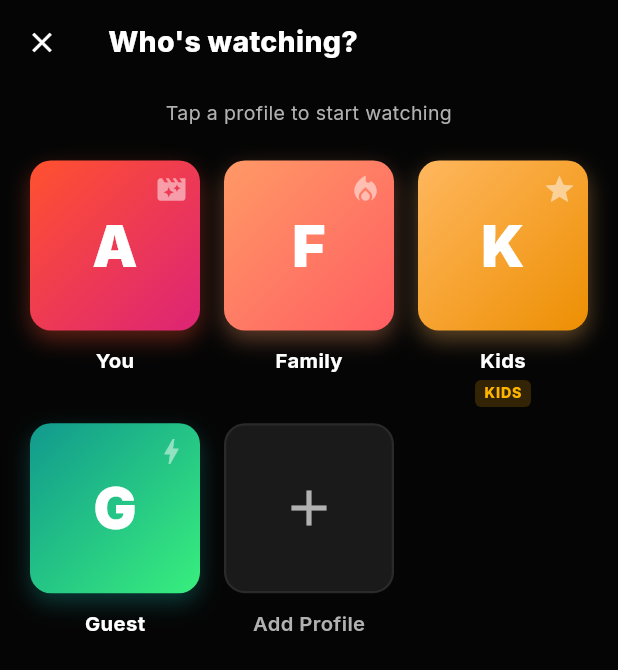
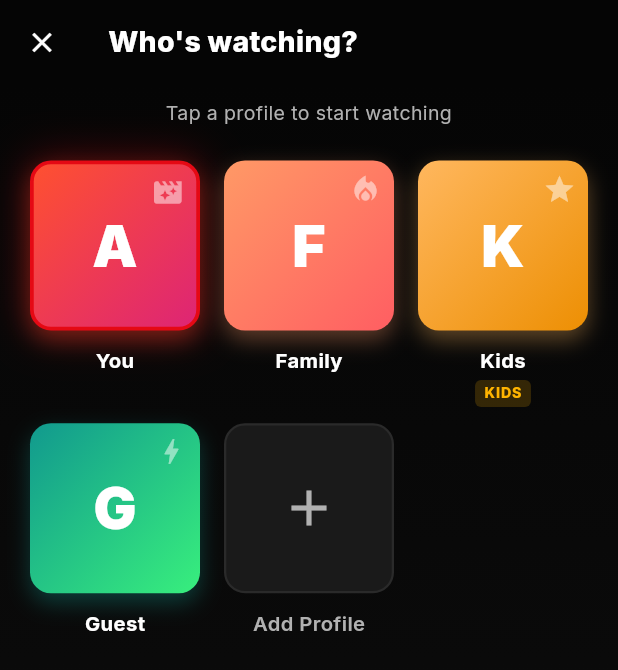
Before and after one commit to dvscvjwer/ssdff, a Flutter app: the ProfileSelectorScreen screen opened directly, on a phone screen of 412 x 824 dp. Shown: the top 670 px of the screen. Run offline on Flutter 3.47's test engine with Material 3 defaults, Android fonts, the phone set to English and light mode, and no system bars; our stand-ins replace cached_network_image, google_fonts, image_picker, shared_preferences, video_player; accounts and stored records are empty; network calls fail.

Commit message:
Redesign: profile_selector_screen.dart

```diff
--- a/lib/screens/profile_selector_screen.dart
+++ b/lib/screens/profile_selector_screen.dart
@@ -1,3 +1,7 @@
+// ─────────────────────────────────────────────────────────────
+//  profile_selector_screen.dart — SkyLive Redesign
+// ─────────────────────────────────────────────────────────────
+
 import 'package:flutter/material.dart';
 
 import '../data/mock_data.dart';
@@ -5,6 +9,7 @@ import '../l10n/app_localizations.dart';
 import '../models/title.dart';
 import '../theme/app_theme.dart';
 
+// ─── Screen ──────────────────────────────────────────────────
 class ProfileSelectorScreen extends StatelessWidget {
   const ProfileSelectorScreen({super.key});
 
@@ -55,19 +60,32 @@ class ProfileSelectorScreen extends StatelessWidget {
             fontWeight: FontWeight.w800,
             fontSize: 19,
             letterSpacing: 0.2,
+            color: AppColors.textPrimary,
           ),
         ),
         leading: IconButton(
-          icon: const Icon(Icons.close),
+          icon: const Icon(Icons.close, color: AppColors.textPrimary),
           onPressed: () => Navigator.pop(context),
         ),
       ),
-      body: SafeArea(
+      body: Container(
+        decoration: const BoxDecoration(
+          gradient: LinearGradient(
+            begin: Alignment.topCenter,
+            end: Alignment.bottomCenter,
+            colors: [
+              AppColors.background,
+              Color(0xFF0F0F0F),
+            ],
+          ),
+        ),
+        child: SafeArea(
           child: Column(
             children: [
               const SizedBox(height: 4),
               Padding(
-              padding: const EdgeInsetsDirectional.fromSTEB(20, 6, 20, 14),
+                padding:
+                    const EdgeInsetsDirectional.fromSTEB(20, 6, 20, 14),
                 child: Text(
                   s.meWhosWatchingHint,
                   textAlign: TextAlign.center,
@@ -80,7 +98,8 @@ class ProfileSelectorScreen extends StatelessWidget {
               Expanded(
                 child: GridView.builder(
                   padding: const EdgeInsets.fromLTRB(20, 8, 20, 24),
-                gridDelegate: const SliverGridDelegateWithFixedCrossAxisCount(
+                  gridDelegate:
+                      const SliverGridDelegateWithFixedCrossAxisCount(
                     crossAxisCount: 3,
                     crossAxisSpacing: 16,
                     mainAxisSpacing: 22,
@@ -105,6 +124,7 @@ class ProfileSelectorScreen extends StatelessWidget {
                       profile: p,
                       gradient: _gradients[i % _gradients.length],
                       icon: _icons[i % _icons.length],
+                      isSelected: i == 0,
                       onTap: () => Navigator.pop(context, p.id),
                     );
                   },
@@ -113,20 +133,24 @@ class ProfileSelectorScreen extends StatelessWidget {
             ],
           ),
         ),
+      ),
     );
   }
 }
 
+// ─── Profile Tile ────────────────────────────────────────────
 class _ProfileTile extends StatelessWidget {
   final Profile profile;
   final List<Color> gradient;
   final IconData icon;
+  final bool isSelected;
   final VoidCallback onTap;
 
   const _ProfileTile({
     required this.profile,
     required this.gradient,
     required this.icon,
+    required this.isSelected,
     required this.onTap,
   });
 
@@ -148,11 +172,20 @@ class _ProfileTile extends StatelessWidget {
                   begin: Alignment.topLeft,
                   end: Alignment.bottomRight,
                 ),
+                border: isSelected
+                    ? Border.all(color: AppColors.primary, width: 2.5)
+                    : null,
                 boxShadow: [
                   BoxShadow(
                     color: gradient.first.withValues(alpha: 0.35),
                     blurRadius: 12,
                     offset: const Offset(0, 6),
+                  ),
+                  if (isSelected)
+                    BoxShadow(
+                      color: AppColors.glowRed,
+                      blurRadius: 24,
+                      spreadRadius: 2,
                     ),
                 ],
               ),
@@ -163,7 +196,7 @@ class _ProfileTile extends StatelessWidget {
                     right: 8,
                     child: Icon(
                       icon,
-                      color: Colors.white.withValues(alpha: 0.5),
+                      color: AppColors.textPrimary.withValues(alpha: 0.5),
                       size: 22,
                     ),
                   ),
@@ -171,7 +204,7 @@ class _ProfileTile extends StatelessWidget {
                     child: Text(
                       profile.avatar,
                       style: const TextStyle(
-                        color: Colors.white,
+                        color: AppColors.textPrimary,
                         fontSize: 38,
                         fontWeight: FontWeight.w900,
                         height: 1,
@@ -190,6 +223,7 @@ class _ProfileTile extends StatelessWidget {
             style: const TextStyle(
               fontSize: 13.5,
               fontWeight: FontWeight.w700,
+              color: AppColors.textPrimary,
             ),
           ),
           if (profile.kid)
@@ -217,6 +251,7 @@ class _ProfileTile extends StatelessWidget {
   }
 }
 
+// ─── Add Tile ────────────────────────────────────────────────
 class _AddTile extends StatelessWidget {
   final VoidCallback onTap;
   const _AddTile({required this.onTap});
```
Lines whose indentation alone changed are shown as unchanged.
